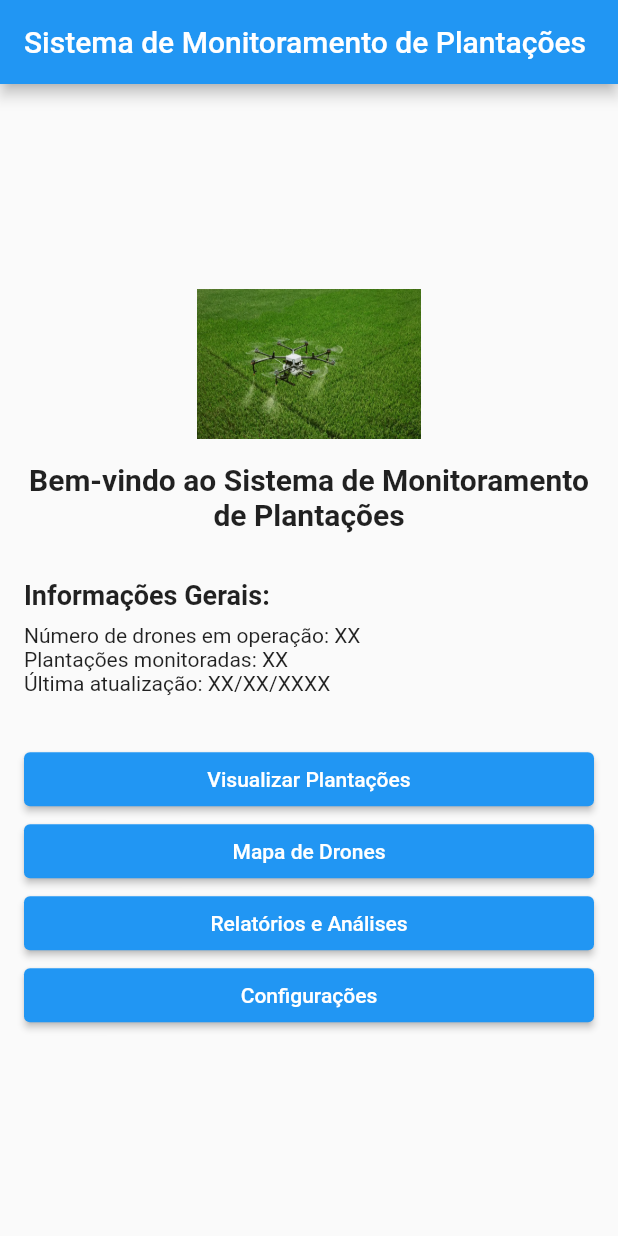
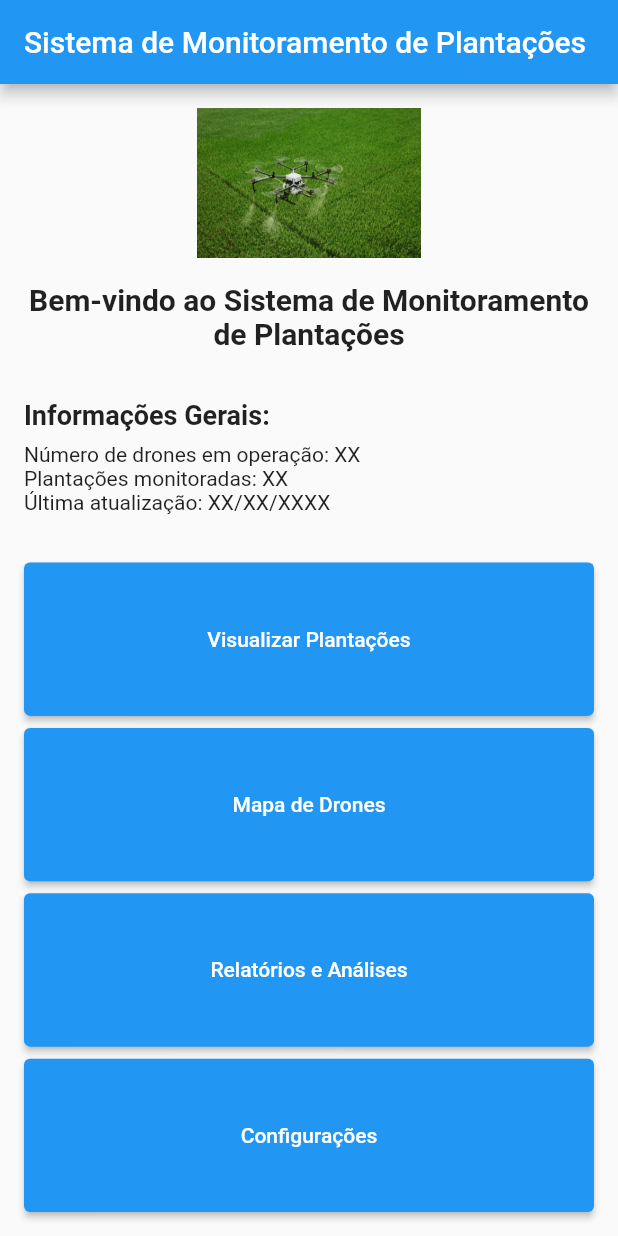
Before and after one commit to biuzos/globalSolution1, a Flutter app: the screen it shows after launch, on a phone screen of 412 x 824 dp. Run offline on Flutter 3.47's test engine with Material 2 defaults, Android fonts, the phone set to English and light mode, and no system bars.

Commit message:
alteracao botoes

```diff
--- a/lib/main.dart
+++ b/lib/main.dart
@@ -25,7 +25,7 @@ class TelaInicial extends StatelessWidget {
           crossAxisAlignment: CrossAxisAlignment.stretch,
           children: [
             Image.asset(
-              'assets/drone_1.jpg', // Insira o caminho para o arquivo de imagem do logo
+              'assets/drone_1.jpg',
               height: 100,
             ),
             const SizedBox(height: 16.0),
@@ -50,30 +50,40 @@ class TelaInicial extends StatelessWidget {
             const Text('Plantações monitoradas: XX'),
             const Text('Última atualização: XX/XX/XXXX'),
             const SizedBox(height: 32.0),
-            ElevatedButton(
+            Expanded(
+              child: ElevatedButton(
                 onPressed: () {
                   // Navegar para a tela de visualizar plantações
-                //navigator.push(context, MaterialPageRoute(builder: (context) =>TelaVisualizarPlantaçoes()),;
                 },
                 child: const Text('Visualizar Plantações'),
               ),
-            ElevatedButton(
+            ),
+            const SizedBox(height: 8.0),
+            Expanded(
+              child: ElevatedButton(
                 onPressed: () {
                   // Navegar para a tela do mapa de drones
                 },
                 child: const Text('Mapa de Drones'),
               ),
-            ElevatedButton(
+            ),
+            const SizedBox(height: 8.0),
+            Expanded(
+              child: ElevatedButton(
                 onPressed: () {
                   // Navegar para a tela de relatórios e análises
                 },
                 child: const Text('Relatórios e Análises'),
               ),
-            ElevatedButton(
+            ),
+            const SizedBox(height: 8.0),
+            Expanded(
+              child: ElevatedButton(
                 onPressed: () {
                   // Navegar para a tela de configurações
                 },
                 child: const Text('Configurações'),
+              ),
             ),
           ],
         ),
```
Lines whose indentation alone changed are shown as unchanged.
